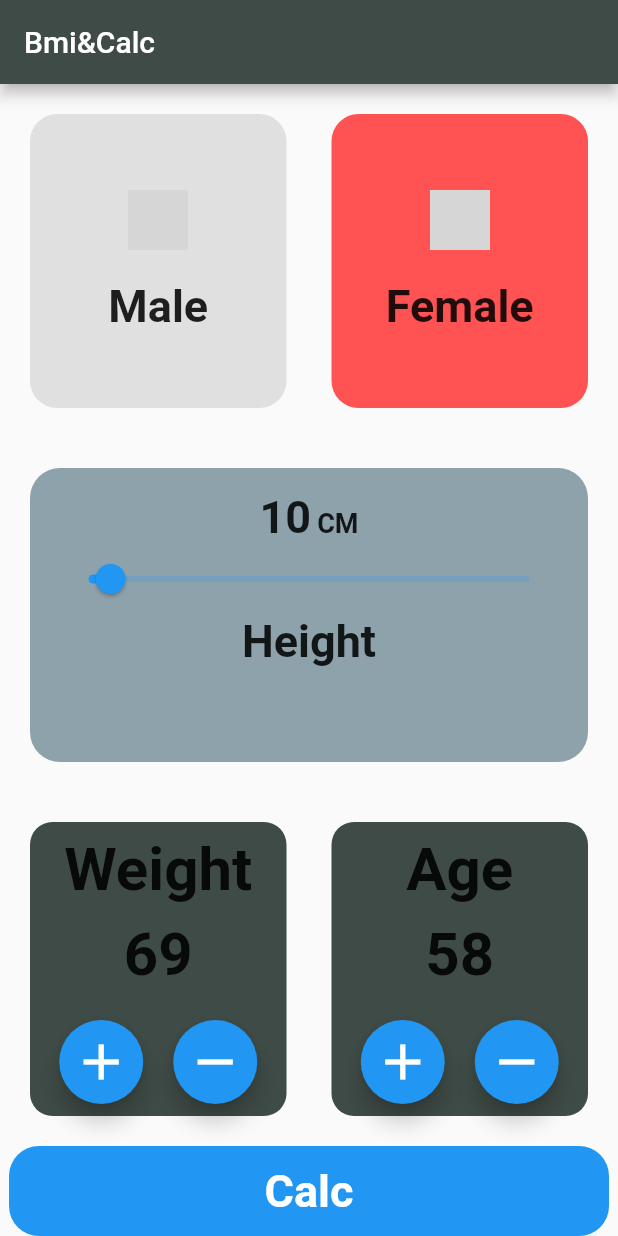
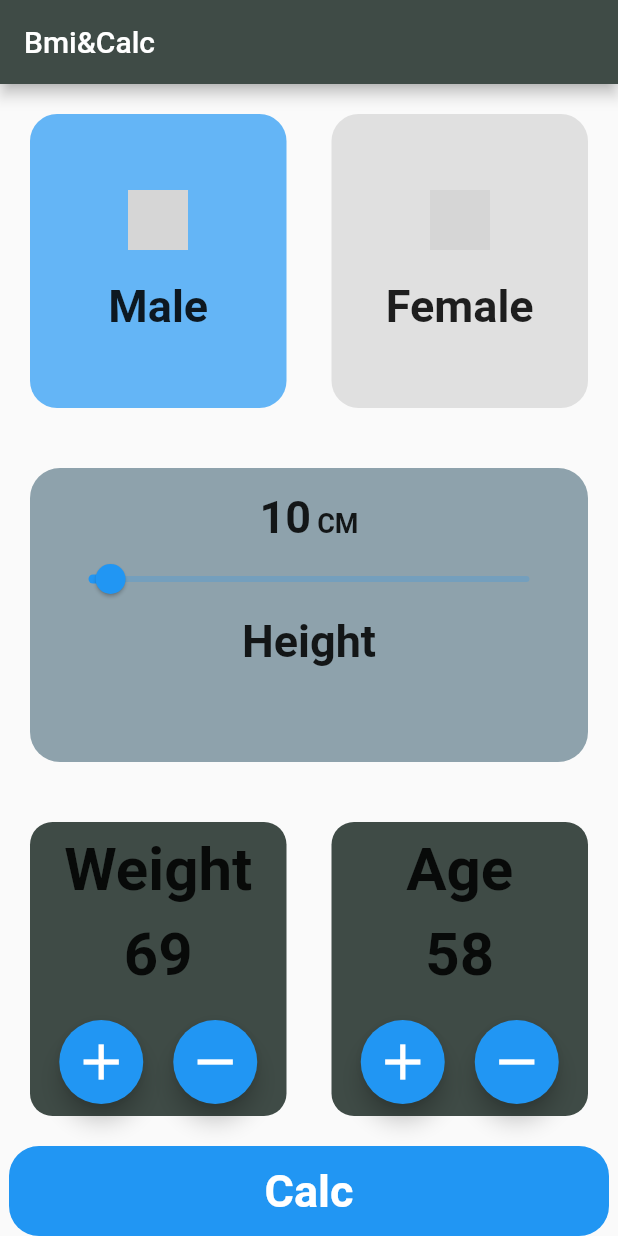
Before and after one commit to abdobassel/projects-login-messnger-bmi-counter-database-Todo-App_by_flutter, a Flutter app: the screen it shows after launch, on a phone screen of 412 x 824 dp. Run offline on Flutter 3.47's test engine with Material 2 defaults, Android fonts, the phone set to English and light mode, and no system bars; network calls fail; grey boxes are pictures that could not be loaded.

Commit message:
toggle between male and female

```diff
--- a/lib/bmi_calc.dart
+++ b/lib/bmi_calc.dart
@@ -8,6 +8,8 @@ class BmiCalc extends StatefulWidget {
 }
 
 class _BmiCalcState extends State<BmiCalc> {
+  bool isMale = true;
+
   double sliderValue = 10.0;
   @override
   Widget build(BuildContext context) {
@@ -25,10 +27,17 @@ class _BmiCalcState extends State<BmiCalc> {
                 mainAxisAlignment: MainAxisAlignment.center,
                 children: [
                   Expanded(
+                    child: GestureDetector(
+                      onTap: () {
+                        setState(() {
+                          isMale = true;
+                        });
+                      },
                       child: Container(
                         decoration: BoxDecoration(
                             borderRadius: BorderRadius.circular(18),
-                          color: Colors.grey[300]),
+                            color:
+                                isMale ? Colors.blue[300] : Colors.grey[300]),
                         child: Column(
                           mainAxisAlignment: MainAxisAlignment.center,
                           children: [
@@ -50,14 +59,22 @@ class _BmiCalcState extends State<BmiCalc> {
                         ),
                       ),
                     ),
+                  ),
                   SizedBox(
                     width: 30,
                   ),
                   Expanded(
+                    child: GestureDetector(
+                      onTap: () {
+                        setState(() {
+                          isMale = false;
+                        });
+                      },
                       child: Container(
                         decoration: BoxDecoration(
                           borderRadius: BorderRadius.circular(18),
-                          color: Colors.redAccent[200]),
+                          color: isMale ? Colors.grey[300] : Colors.blue[300],
+                        ),
                         child: Column(
                           mainAxisAlignment: MainAxisAlignment.center,
                           children: [
@@ -76,6 +93,7 @@ class _BmiCalcState extends State<BmiCalc> {
                                   fontWeight: FontWeight.bold, fontSize: 30),
                             )
                           ],
+                        ),
                       ),
                     ),
                   ),
```
Lines whose indentation alone changed are shown as unchanged.
